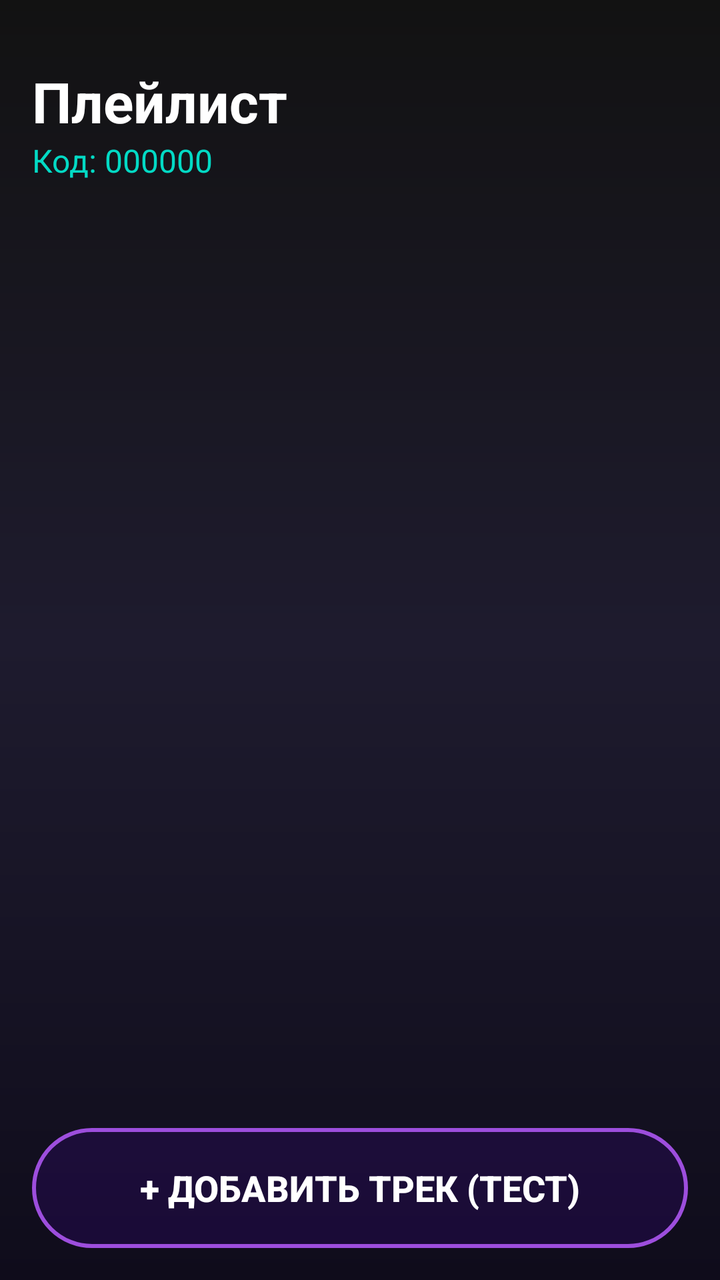
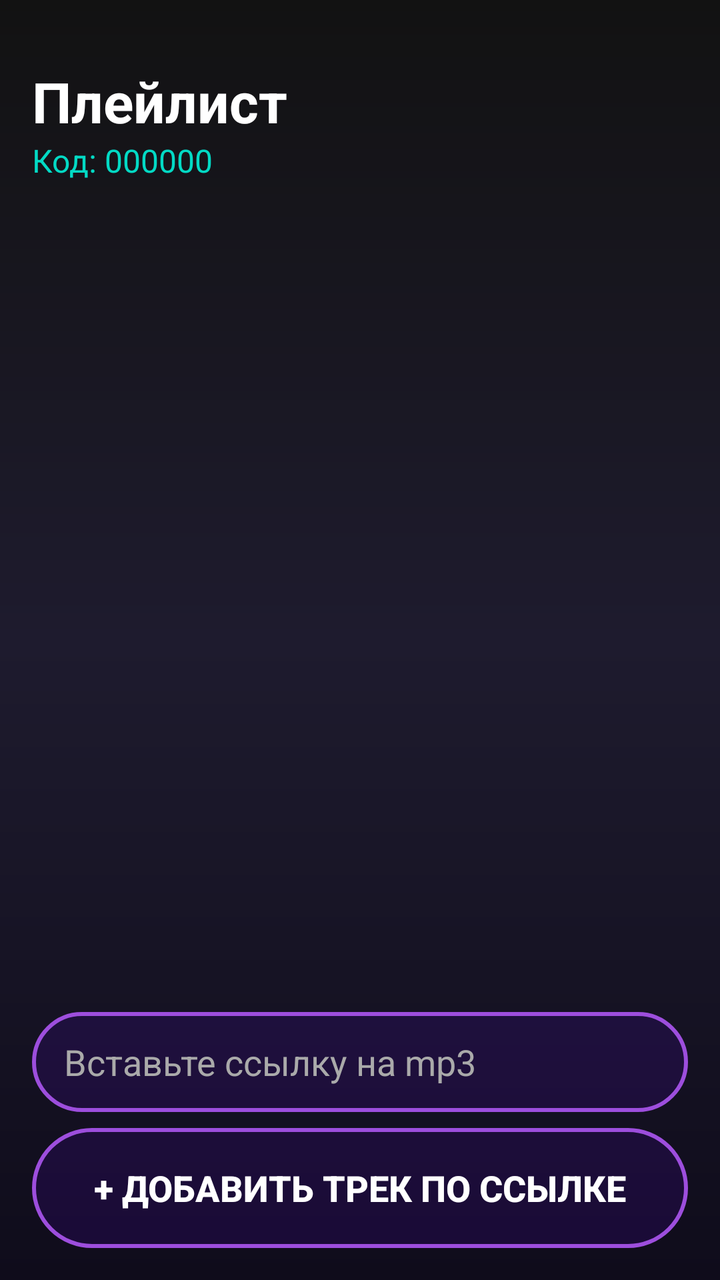

Before-and-after screenshots of an Android layout around one commit, followed by the original layout XML and the change that was made.
<!-- AndroidManifest.xml: application theme Theme.AppCompat.NoActionBar -->
<!-- res/layout/activity_playlist.xml -->
<?xml version="1.0" encoding="utf-8"?>
<LinearLayout xmlns:android="http://schemas.android.com/apk/res/android"
    android:layout_width="match_parent"
    android:layout_height="match_parent"
    android:orientation="vertical"
    android:padding="16dp"
    android:background="@drawable/bg_gradient">

    <TextView
        android:id="@+id/tvPlaylistTitle"
        android:layout_width="wrap_content"
        android:layout_height="wrap_content"
        android:text="Плейлист"
        android:textSize="28sp"
        android:textStyle="bold"
        android:textColor="#FFFFFF"
        android:layout_marginTop="16dp" />

    <TextView
        android:id="@+id/tvPlaylistCode"
        android:layout_width="wrap_content"
        android:layout_height="wrap_content"
        android:text="Код: 000000"
        android:textSize="16sp"
        android:textColor="#03DAC5"
        android:layout_marginBottom="24dp" />

    <ListView
        android:id="@+id/lvTracks"
        android:layout_width="match_parent"
        android:layout_height="0dp"
        android:layout_weight="1"
        android:divider="#333333"
        android:dividerHeight="1dp" />

    <Button
        android:id="@+id/btnAddTrack"
        android:layout_width="match_parent"
        android:layout_height="60dp"
        android:layout_marginTop="16dp"
        android:text="+ Добавить трек (тест)"
        android:textSize="18sp"
        android:textStyle="bold"
        android:textColor="#FFFFFF"
        android:background="@drawable/btn_neon_purple"
        android:stateListAnimator="@null" />

</LinearLayout>
<!-- resources referenced by this layout -->
<resources>
  <!-- drawable bg_gradient (drawable) -->
  <?xml version="1.0" encoding="utf-8"?>
  <shape xmlns:android="http://schemas.android.com/apk/res/android">
      <gradient
          android:angle="270"
          android:startColor="#121212"
          android:centerColor="#1E1B2E"
          android:endColor="#0F0C1B"
          android:type="linear" />
  </shape>
  <!-- drawable btn_neon_purple (drawable) -->
  <?xml version="1.0" encoding="utf-8"?>
  <shape xmlns:android="http://schemas.android.com/apk/res/android">
      <solid android:color="#206200EE" /> 
      <stroke android:width="2dp" android:color="#9D4EDD" /> 
      <corners android:radius="30dp" /> 
  </shape>
  <style name="Theme.AppCompat.NoActionBar" parent="Theme.AppCompat.Light.NoActionBar">
          <item name="colorPrimary">#6200EE</item>
          <item name="colorPrimaryDark">#3700B3</item>
          <item name="colorAccent">#03DAC5</item>
          <item name="android:windowBackground">#121212</item>
      </style>
</resources>

<!-- the commit's change to res/layout/activity_playlist.xml (unified diff, before → after) -->
@@ -7,7 +7,6 @@
     android:background="@drawable/bg_gradient">
 
     <TextView
-        android:id="@+id/tvPlaylistTitle"
         android:layout_width="wrap_content"
         android:layout_height="wrap_content"
         android:text="Плейлист"
@@ -23,7 +22,7 @@
         android:text="Код: 000000"
         android:textSize="16sp"
         android:textColor="#03DAC5"
-        android:layout_marginBottom="24dp" />
+        android:layout_marginBottom="16dp" />
 
     <ListView
         android:id="@+id/lvTracks"
@@ -33,12 +32,24 @@
         android:divider="#333333"
         android:dividerHeight="1dp" />
 
+    <EditText
+        android:id="@+id/etTrackUrl"
+        android:layout_width="match_parent"
+        android:layout_height="50dp"
+        android:background="@drawable/btn_neon_purple"
+        android:paddingHorizontal="16dp"
+        android:hint="Вставьте ссылку на mp3"
+        android:textColorHint="#AAAAAA"
+        android:textColor="#FFFFFF"
+        android:inputType="textUri"
+        android:layout_marginTop="8dp"
+        android:layout_marginBottom="8dp"/>
+
     <Button
         android:id="@+id/btnAddTrack"
         android:layout_width="match_parent"
         android:layout_height="60dp"
-        android:layout_marginTop="16dp"
-        android:text="+ Добавить трек (тест)"
+        android:text="+ Добавить трек по ссылке"
         android:textSize="18sp"
         android:textStyle="bold"
         android:textColor="#FFFFFF"
